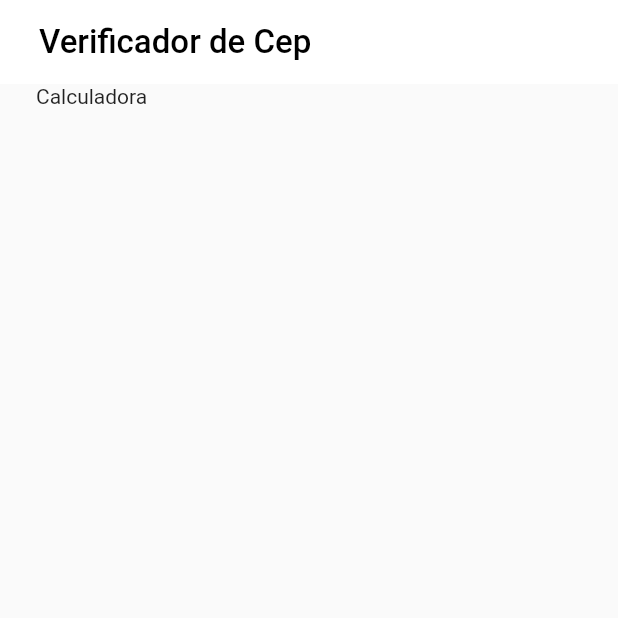
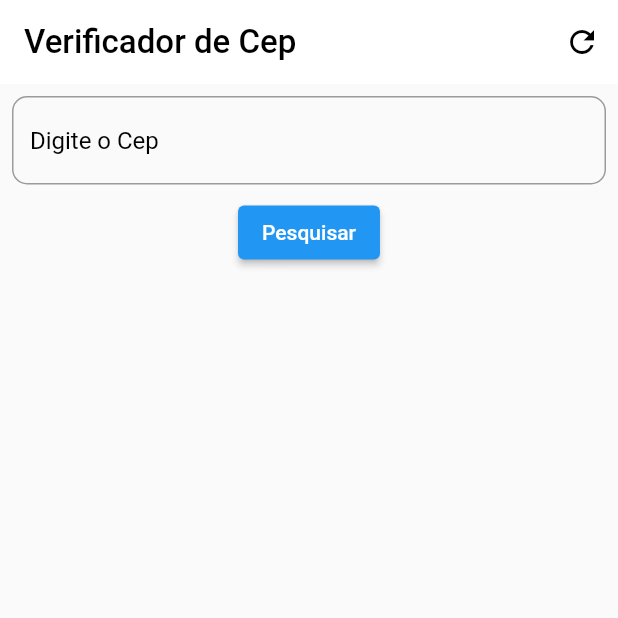
Before and after one commit to natanvalimcardoso/api-cep-flutter, a Flutter app: the screen it shows after launch, on a phone screen of 412 x 824 dp, the top half of it. Run offline on Flutter 3.47's test engine with Material 2 defaults, Android fonts, the light colour scheme and no system bars.

Commit message:
designer

```diff
--- a/lib/api.dart
+++ b/lib/api.dart
@@ -31,11 +31,13 @@ class Todo {
     );
   }
 }
+//////////////////////////////////////////////////////////////////////////////////////////////
 
 class HomePage extends StatelessWidget {
-  const HomePage({
+  HomePage({
     Key? key,
   }) : super(key: key);
+  final TextEditingController _valorController = TextEditingController();
 
   @override
   Widget build(BuildContext context) {
@@ -44,20 +46,45 @@ class HomePage extends StatelessWidget {
         elevation: 0,
         backgroundColor: Colors.white,
         centerTitle: false,
-        title: Padding(
-          padding: const EdgeInsets.only(left: 10),
-          child: Text(
+        title: const Text(
           'Verificador de Cep',
           style: TextStyle(color: Colors.black, fontSize: 22),
         ),
+        actions: <Widget>[
+          IconButton(
+            color: Colors.black,
+            icon: const Icon(Icons.refresh),
+            onPressed: () {
+              _valorController.clear();
+            },
+          )
+        ],
+      ),
+      body: Center(
+          child: Column(
+        children: [
+          Padding(
+            padding: const EdgeInsets.all(8.0),
+            child: TextField(
+              controller: _valorController,
+              keyboardType: TextInputType.number,
+              decoration: InputDecoration(
+                hintText: 'Digite o Cep',
+                hintStyle: const TextStyle(color: Colors.black),
+                border: OutlineInputBorder(
+                  borderRadius: BorderRadius.circular(10),
                 ),
               ),
-      body: Padding(
-        padding: const EdgeInsets.symmetric(horizontal: 24),
-        child: Row(
-          children: [Text('Calculadora')],
             ),
           ),
+          ElevatedButton(
+              onPressed: () {
+                final int cepDigitado = int.parse(_valorController.text);
+                print(cepDigitado);
+              },
+              child: const Text('Pesquisar'))
+        ],
+      )),
     );
   }
 }
--- a/lib/main.dart
+++ b/lib/main.dart
@@ -7,10 +7,8 @@ void main() {
 
 class MyApp extends StatelessWidget {
   const MyApp({Key? key}) : super(key: key);
-
-  // This widget is the root of your application.
   @override
-  Widget build(BuildContext context) { //precisa sempre ter o build para funcionar o app.
+  Widget build(BuildContext context) {
     return MaterialApp(
       title: 'Flutter Demo',
       theme: ThemeData(
```
Lines whose indentation alone changed are shown as unchanged.
